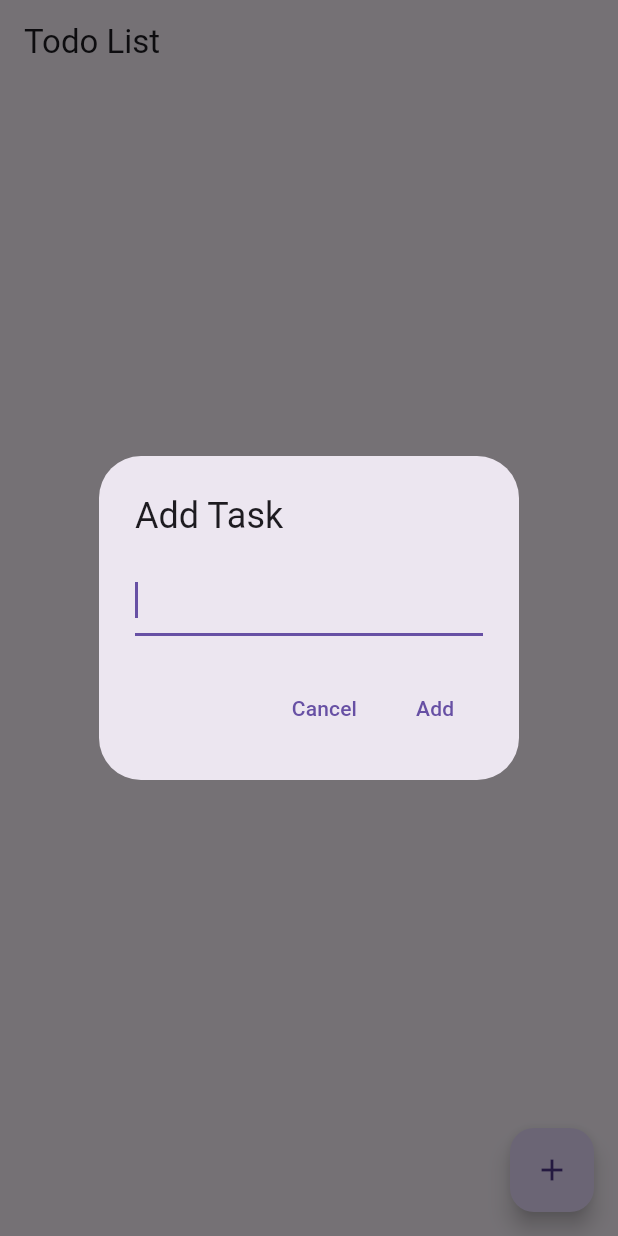
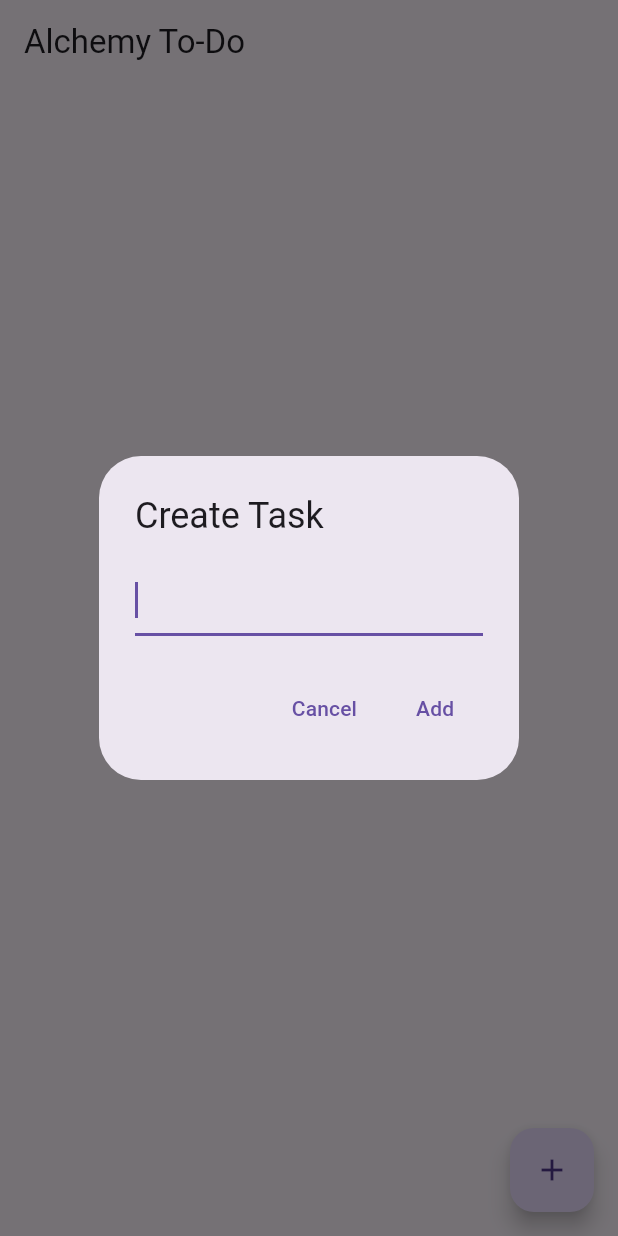
Before and after one commit to QuaternionDev/alchemy-todo, a Flutter app: the screen it shows after launch, after a tap on the "add" icon, on a phone screen of 412 x 824 dp. Run offline on Flutter 3.47's test engine with Material 3 defaults, Android fonts, the phone set to English and light mode, and no system bars.

Commit message:
Editing some title
Appbar, Title & Create Task Dialog

```diff
--- a/alchemy_todo/lib/main.dart
+++ b/alchemy_todo/lib/main.dart
@@ -8,7 +8,7 @@
   @override
   Widget build(BuildContext context) {
     return MaterialApp(
-      title: 'Todo App',
+      title: 'Alchemy To-Do',
       home: TodoScreen(),
     );
   }
@@ -26,7 +26,7 @@
   Widget build(BuildContext context) {
     return Scaffold(
       appBar: AppBar(
-        title: Text('Todo List'),
+        title: Text('Alchemy To-Do'),
       ),
       body: ListView.builder(
         itemCount: todos.length,
@@ -52,7 +52,7 @@
       context: context,
       builder: (BuildContext context) {
         return AlertDialog(
-          title: Text('Add Task'),
+          title: Text('Create Task'),
           content: TextField(
             controller: controller,
             autofocus: true,
```
